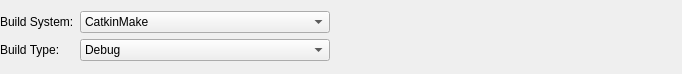
Old version of the form src/project_manager/ros_build_configuration.ui in the repository ros-industrial/ros_qtc_plugin.
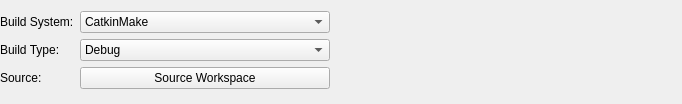
New version of the form.

Patch:
```diff
--- a/src/project_manager/ros_build_configuration.ui
+++ b/src/project_manager/ros_build_configuration.ui
@@ -7,7 +7,7 @@
     <x>0</x>
     <y>0</y>
     <width>682</width>
-    <height>74</height>
+    <height>104</height>
    </rect>
   </property>
   <property name="windowTitle">
@@ -100,6 +100,38 @@
      </item>
     </widget>
    </item>
+   <item row="2" column="0">
+    <widget class="QLabel" name="buildSourceLabel">
+     <property name="text">
+      <string>Source:</string>
+     </property>
+    </widget>
+   </item>
+   <item row="2" column="1">
+    <widget class="QPushButton" name="buildSourceWorkspaceButton">
+     <property name="sizePolicy">
+      <sizepolicy hsizetype="Preferred" vsizetype="Fixed">
+       <horstretch>0</horstretch>
+       <verstretch>0</verstretch>
+      </sizepolicy>
+     </property>
+     <property name="minimumSize">
+      <size>
+       <width>250</width>
+       <height>0</height>
+      </size>
+     </property>
+     <property name="toolTip">
+      <string>This will source the workspace and update the enironment variables.</string>
+     </property>
+     <property name="styleSheet">
+      <string notr="true"/>
+     </property>
+     <property name="text">
+      <string>Source Workspace</string>
+     </property>
+    </widget>
+   </item>
   </layout>
  </widget>
  <resources/>
```
